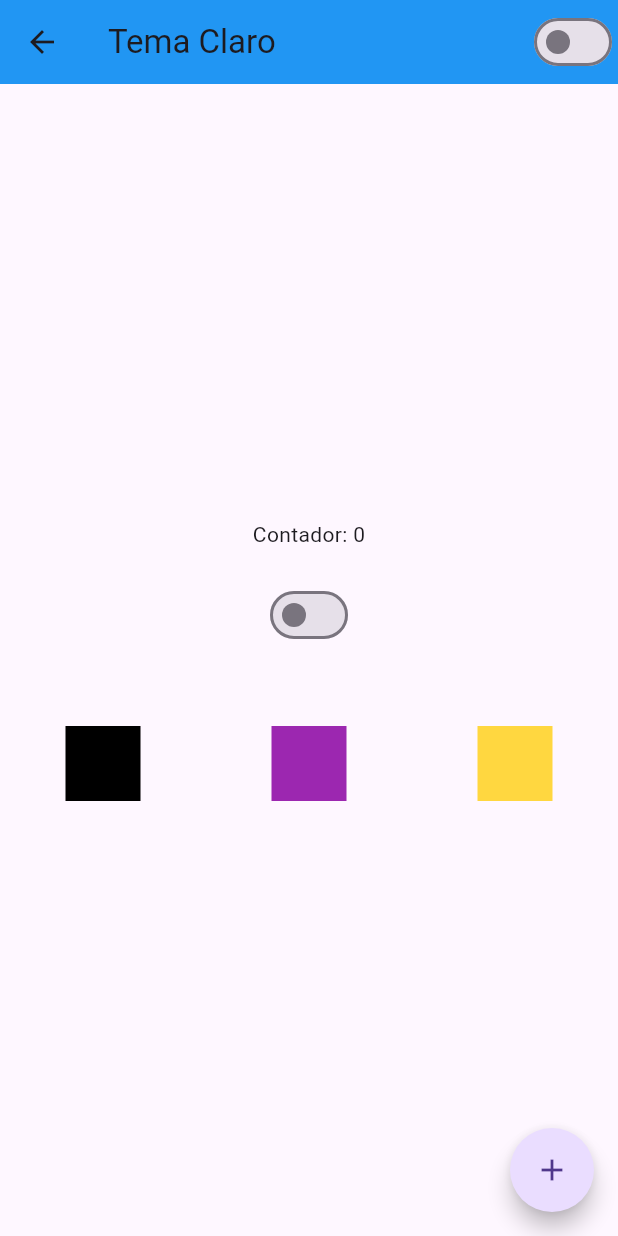
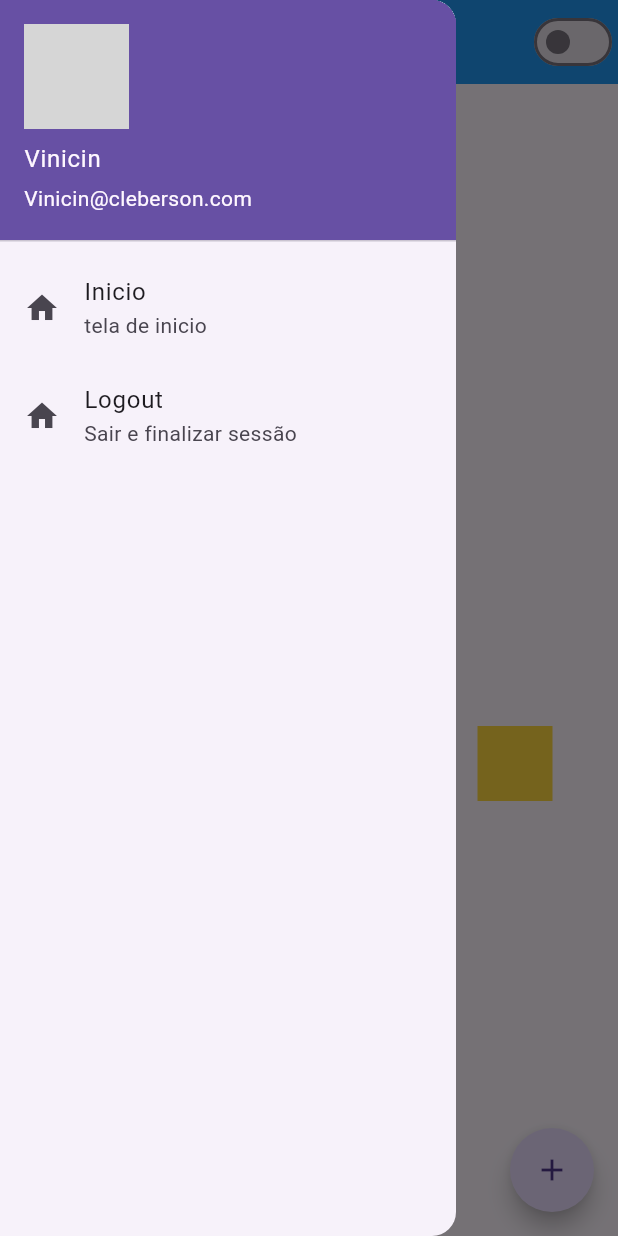
Before and after one commit to viniorsi/Flutter, a Flutter app: the HomePage screen opened by its route, with the side drawer open (before the commit the screen has no drawer), on a phone screen of 412 x 824 dp. Run offline on Flutter 3.47's test engine with Material 3 defaults, Android fonts, the phone set to English and light mode, and no system bars; our stand-ins replace carousel_slider, equatable, flutter_bloc, flutter_svg; network calls fail; grey boxes are pictures that could not be loaded.

Commit message:
alterando tela de login e adicionando barra lateral na home

```diff
--- a/ola_mundo/lib/home_page.dart
+++ b/ola_mundo/lib/home_page.dart
@@ -16,6 +16,38 @@ class HomePageState extends State<HomePage> {
   @override
   Widget build(BuildContext context) {
     return Scaffold(
+      drawer: Drawer(
+        child: Column(
+          children: [
+            UserAccountsDrawerHeader(
+              // currentAccountPicture: Image.asset('assets/imagens/perfil.png'),
+              currentAccountPicture: ClipOval(
+                child: Image.network(
+                    'https://avatars.githubusercontent.com/u/92038746?v=4'),
+              ),
+              currentAccountPictureSize: const Size(70, 70),
+              accountName: const Text('Vinicin'),
+              accountEmail: const Text('Vinicin@cleberson.com'),
+            ),
+            ListTile(
+              leading: const Icon(Icons.home),
+              title: const Text("Inicio"),
+              subtitle: const Text('tela de inicio'),
+              onTap: () {
+                print('home');
+              },
+            ),
+            ListTile(
+              leading: const Icon(Icons.home),
+              title: const Text("Logout"),
+              subtitle: const Text('Sair e finalizar sessão'),
+              onTap: () {
+                Navigator.of(context).pushReplacementNamed('/');
+              },
+            ),
+          ],
+        ),
+      ),
       appBar: AppBar(
         title: Text(
             AppController.instance.isDarkTheme ? "Tema Escuro" : "Tema Claro"),
--- a/ola_mundo/lib/main.dart
+++ b/ola_mundo/lib/main.dart
@@ -2,6 +2,6 @@ import 'package:flutter/material.dart';
 import 'package:ola_mundo/app_widget.dart';
 
 void main() {
-   WidgetsFlutterBinding.ensureInitialized();
-  runApp(AppWidget());
+  WidgetsFlutterBinding.ensureInitialized();
+  runApp(const AppWidget());
 }
```
Also changed, not shown: ola_mundo/lib/login_page.dart (+54 -11 lines), ola_mundo/pubspec.yaml (+4 -3 lines), ola_mundo/assets/imagens/aviao.svg (added), ola_mundo/assets/imagens/logo.png (added), ola_mundo/assets/imagens/perfil.png (added), ola_mundo/assets/imagens/pista.jpg (added), ola_mundo/pubspec.lock.
